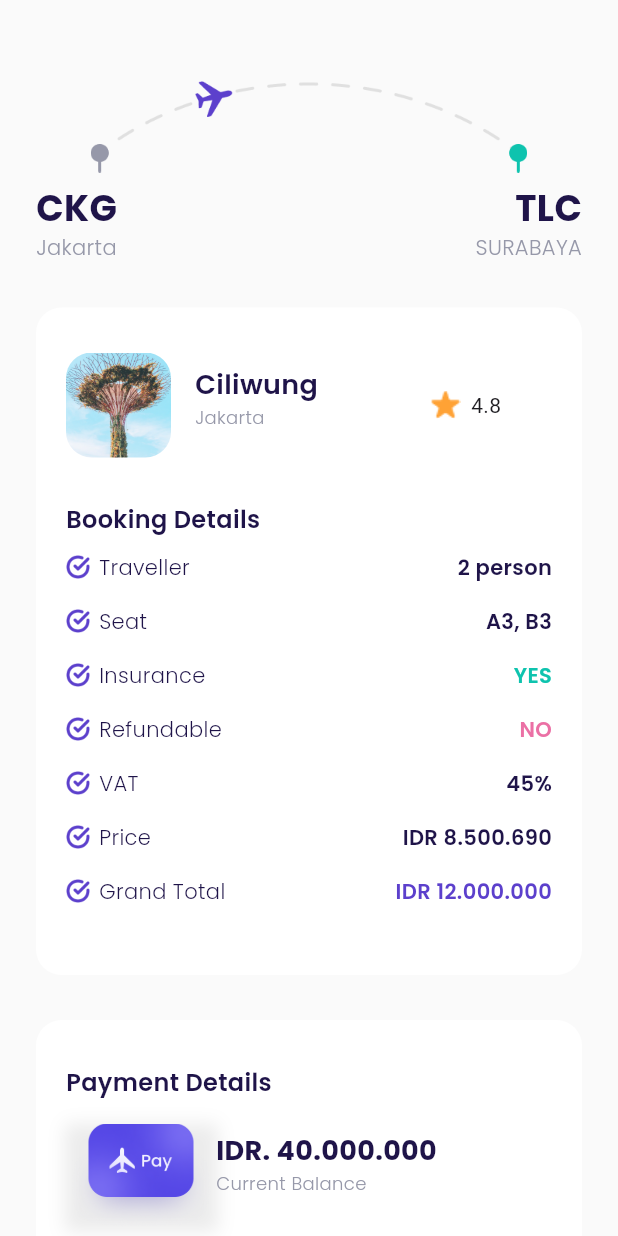
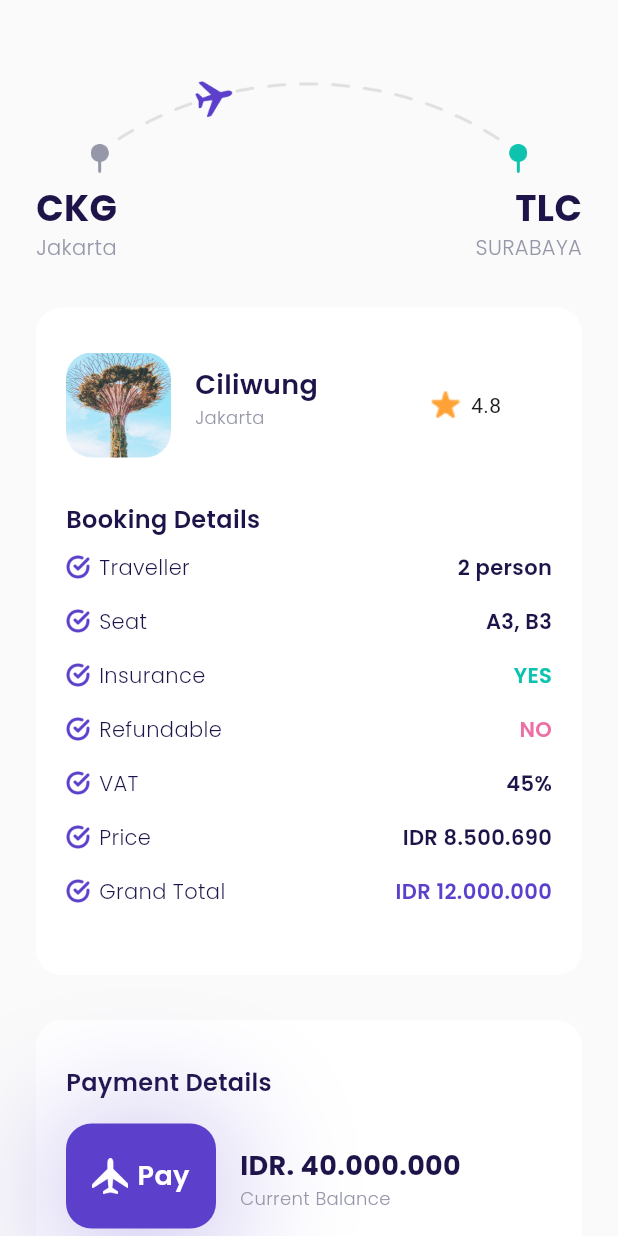
Before and after one commit to ahmadgalang/FlutterTravel, a Flutter app: the CheckOutPage screen opened directly, on a phone screen of 412 x 824 dp. Run offline on Flutter 3.47's test engine with Material 3 defaults, Android fonts, the phone set to English and light mode, and no system bars; our stand-ins replace google_fonts.

Commit message:
no message

```diff
--- a/lib/ui/pages/checkout_page.dart
+++ b/lib/ui/pages/checkout_page.dart
@@ -1,5 +1,6 @@
 import 'package:flutter/material.dart';
 import 'package:flutter_travel/shared/theme.dart';
+import 'package:flutter_travel/ui/pages/success_page.dart';
 import 'package:flutter_travel/ui/widgets/booking_detail_item.dart';
 import 'package:flutter_travel/ui/widgets/custom_button.dart';
 
@@ -200,25 +201,44 @@ class _CheckOutPageState extends State<CheckOutPage> {
               mainAxisAlignment: MainAxisAlignment.start,
               children: [
                 Container(
-                  margin: EdgeInsets.only(top: 16),
+                  margin: const EdgeInsets.only(top: 16, right: 16),
                   width: 100,
                   height: 70,
                   decoration: BoxDecoration(
-                    image: DecorationImage(
-                      image: AssetImage('assets/icons/wall.png'),
-                    ),
+                    color: kPrimaryColor,
                     boxShadow: [
                       BoxShadow(
-                        color: Colors.grey.withOpacity(0.2), // Warna bayangan
+                        color: kPrimaryColor.withOpacity(0.5), // Warna bayangan
                         spreadRadius: 1, // Menyebar radius bayangan
-                        blurRadius: 9, // Radius blur bayangan
-                        offset: Offset(0,
-                            1), // Posisi offset bayangan, [horizontal, vertical]
+                        blurRadius: 80, // Radius blur bayangan
+                        offset: const Offset(0,
+                            10), // Posisi offset bayangan, [horizontal, vertical]
                       ),
+                    ],
+                    borderRadius: BorderRadius.circular(defaultRadius),
+                  ),
+                  child: Row(
+                    mainAxisAlignment: MainAxisAlignment.center,
+                    children: [
+                      Container(
+                        margin: const EdgeInsets.only(right: 6),
+                        width: 24,
+                        height: 24,
+                        decoration: const BoxDecoration(
+                          image: DecorationImage(
+                            image: AssetImage('assets/icons/ic_logo.png'),
+                          ),
+                        ),
+                      ),
+                      Text('Pay',
+                          style: whiteTextStyle.copyWith(
+                              fontWeight: semiBold, fontSize: 18))
                     ],
                   ),
                 ),
-                Column(
+                Container(
+                  margin: const EdgeInsets.only(top: 20),
+                  child: Column(
                     crossAxisAlignment: CrossAxisAlignment.start,
                     children: [
                       Text('IDR. 40.000.000',
@@ -228,7 +248,8 @@ class _CheckOutPageState extends State<CheckOutPage> {
                           style: greyTextStyle.copyWith(
                               fontSize: 12, fontWeight: light))
                     ],
-                )
+                  ),
+                ),
               ],
             )
           ],
@@ -238,10 +259,30 @@ class _CheckOutPageState extends State<CheckOutPage> {
 
     Widget payNowButton() {
       return Container(
-        margin: EdgeInsets.only(bottom: 84),
+        margin: const EdgeInsets.only(bottom: 30),
         child: CustomButton(
           title: 'Pay Now',
+          onPressed: () {
+            Navigator.push(
+              context,
+              MaterialPageRoute(
+                builder: (context) => SuccessPage(),
+              ),
+            );
+          },
+        ),
+      );
+    }
+
+    Widget tncButton() {
+      return TextButton(
         onPressed: () {},
+        child: Text(
+          'Term and Condition',
+          style: greyTextStyle.copyWith(
+              fontSize: 14,
+              fontWeight: light,
+              decoration: TextDecoration.underline),
         ),
       );
     }
@@ -254,7 +295,8 @@ class _CheckOutPageState extends State<CheckOutPage> {
           route(),
           detailTransaction(),
           paymentsDetail(),
-          payNowButton()
+          payNowButton(),
+          tncButton()
         ],
       ),
     );
```
Also changed, not shown: lib/ui/pages/success_page.dart (added, +53 -0 lines), assets/images/success.png (added). Lines whose indentation alone changed are shown as unchanged.
